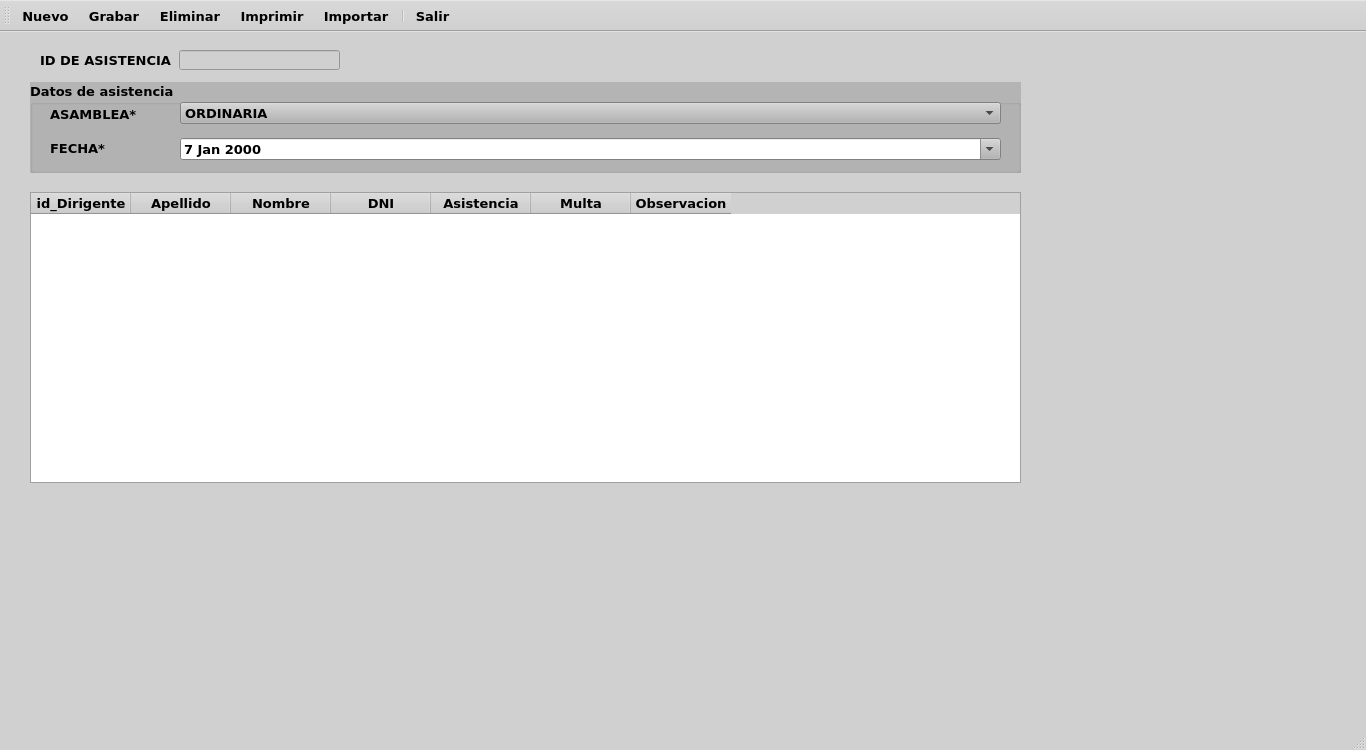
EdwardsBC/SutrakomaqV2, file ui/registro_asistencia_dirigente.ui: the form before one commit.
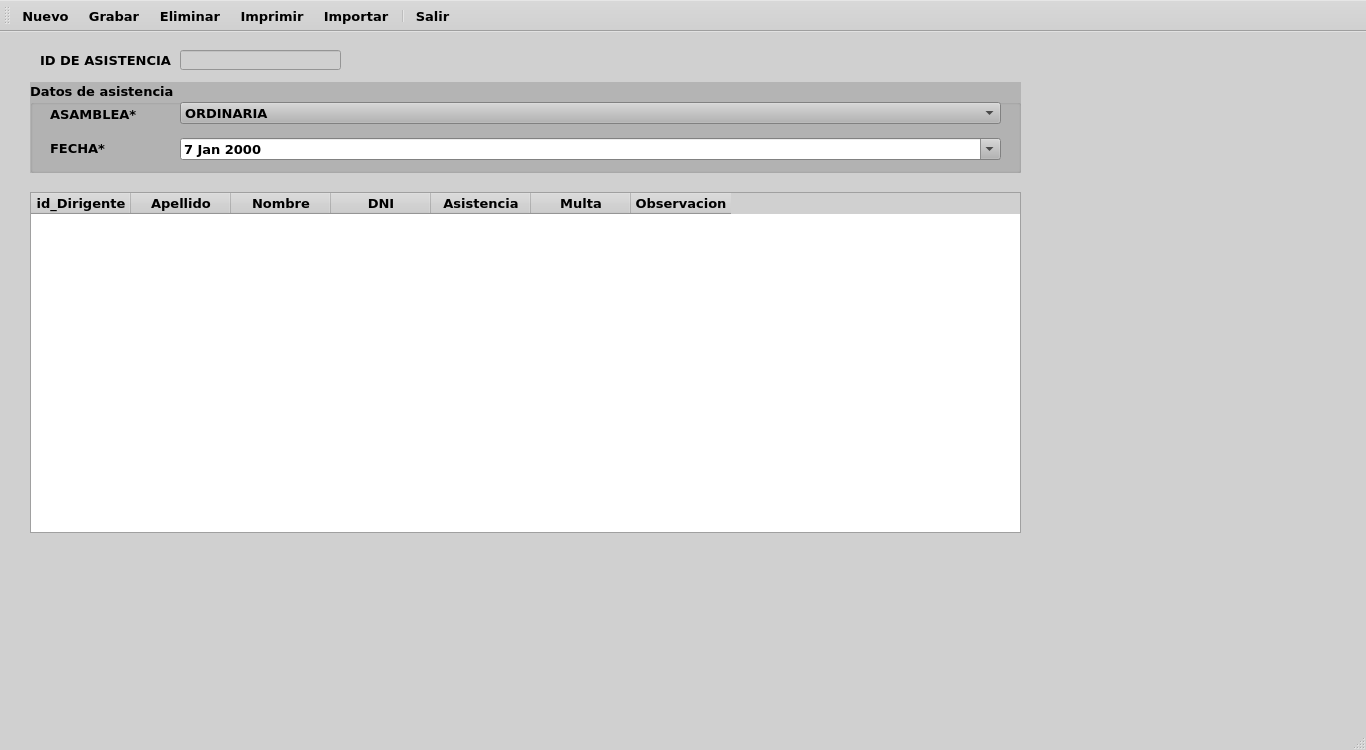
The form after the commit. Icons and pictures are not drawn.

What changed in the file:
```diff
--- a/ui/registro_asistencia_dirigente.ui
+++ b/ui/registro_asistencia_dirigente.ui
@@ -452,6 +452,13 @@
     </disabled>
    </palette>
   </property>
+  <property name="font">
+   <font>
+    <family>Verdana</family>
+    <pointsize>10</pointsize>
+    <bold>true</bold>
+   </font>
+  </property>
   <property name="windowTitle">
    <string>MainWindow</string>
   </property>
@@ -462,7 +469,7 @@
     </property>
     <property name="geometry">
      <rect>
-      <x>179</x>
+      <x>180</x>
       <y>18</y>
       <width>161</width>
       <height>20</height>
@@ -1042,7 +1049,7 @@
       <x>30</x>
       <y>160</y>
       <width>991</width>
-      <height>291</height>
+      <height>341</height>
      </rect>
     </property>
     <property name="font">
```
Left out of the diff: 2 changed lines with no effect on the pictures.
